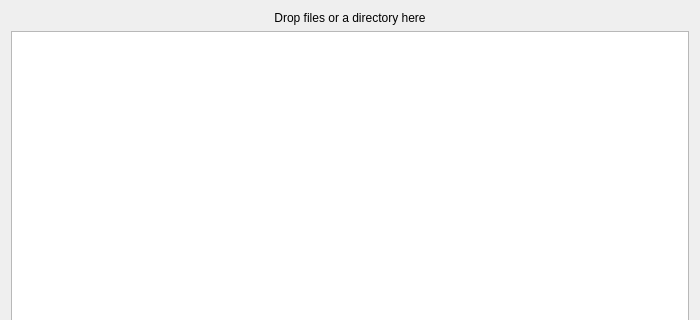
The window that src/mainwindow.ui (Bleuzen/FFaudioConverter) describes before a commit, drawn with Qt 5; both pictures show x 0 to 700 and y 0 to 320 of the 700 by 500 pixel window.
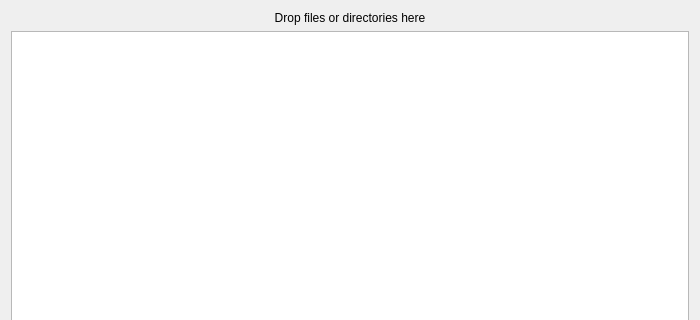
The same window after the commit.

Patch:
```diff
--- a/src/mainwindow.ui
+++ b/src/mainwindow.ui
@@ -15,7 +15,7 @@
     <item>
      <widget class="QLabel" name="label_HelpMessage">
       <property name="text">
-       <string>Drop files or a directory here</string>
+       <string>Drop files or directories here</string>
       </property>
       <property name="alignment">
        <set>Qt::AlignCenter</set>
```
